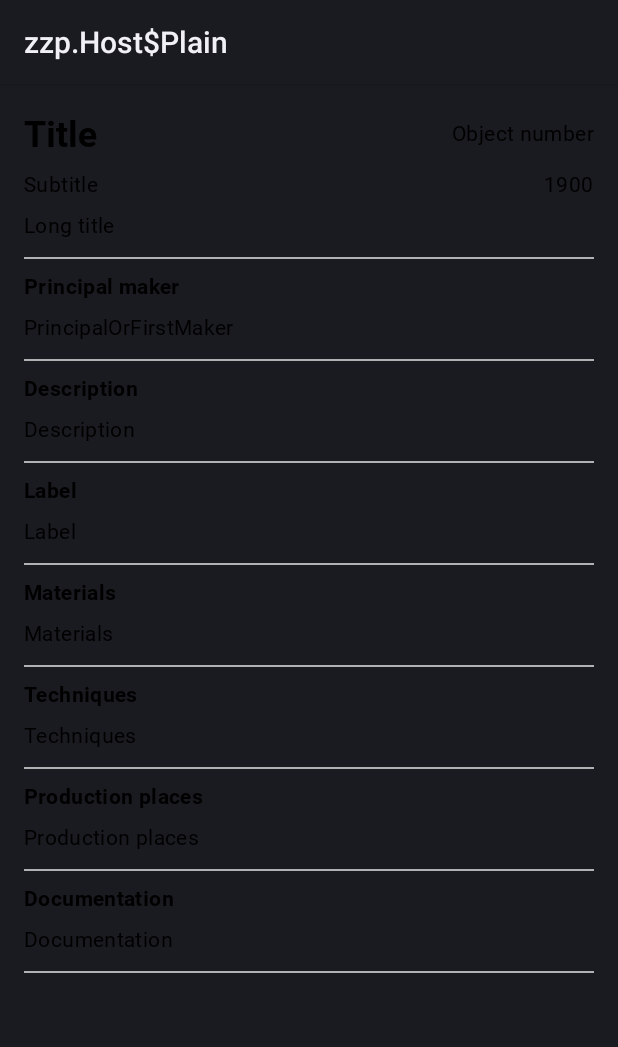
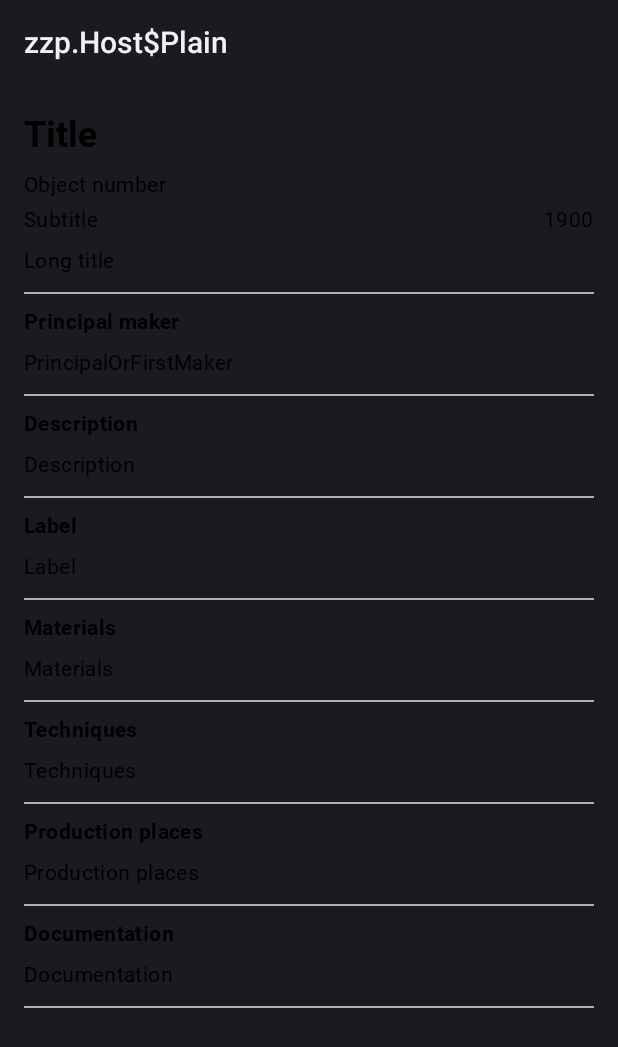
Before and after one commit to davidsmt/ah-rijks-museum-test, an Android app: the layout fragment_art_object_details_fragment.xml on its own in the app's theme, with its tools: preview values and no code run, on a phone screen of 412 x 824 dp. Shown: the top 1047 px of the screen. Run offline under Robolectric (Android 15) with nearby library versions, the phone set to English and light mode, and no system bars.

Commit message:
[ADD] Better caching and small UI adjustments

```diff
--- a/view/src/main/java/com/ahrijksmuseum/view/screens/artobjects/adapters/ArtObjectsAdapter.kt
+++ b/view/src/main/java/com/ahrijksmuseum/view/screens/artobjects/adapters/ArtObjectsAdapter.kt
@@ -10,6 +10,10 @@ import com.ahrijksmuseum.view.R
 import com.ahrijksmuseum.view.databinding.LayoutArtObjectItemBinding
 import com.ahrijksmuseum.view.databinding.LayoutArtistHeaderItemBinding
 import com.bumptech.glide.Glide
+import com.bumptech.glide.load.DecodeFormat
+import com.bumptech.glide.load.engine.DiskCacheStrategy
+import com.bumptech.glide.request.RequestOptions
+import com.bumptech.glide.request.target.Target.SIZE_ORIGINAL
 
 
 class ArtObjectsAdapter(
@@ -70,6 +74,13 @@ class ArtObjectsAdapter(
                         Glide
                             .with(binding.root.context)
                             .load(uiModel.imageUrl)
+                            .apply(
+                                RequestOptions()
+                                    .centerCrop()
+                                    .format(DecodeFormat.PREFER_ARGB_8888)
+                                    .override(SIZE_ORIGINAL)
+                            )
+                            .diskCacheStrategy(DiskCacheStrategy.ALL)
                             .into(binding.artObjectHeaderImage)
 
                         artObjectTitle.text = uiModel.title.orEmpty()
--- a/view/src/main/res/layout/fragment_art_object_details_fragment.xml
+++ b/view/src/main/res/layout/fragment_art_object_details_fragment.xml
@@ -52,8 +52,7 @@
                     style="@style/Header.Title"
                     android:layout_width="0dp"
                     android:layout_height="wrap_content"
-                    android:layout_marginEnd="@dimen/space_small"
-                    app:layout_constraintEnd_toStartOf="@+id/art_object_details_object_number"
+                    app:layout_constraintEnd_toEndOf="@+id/guideline_end"
                     app:layout_constraintStart_toStartOf="@+id/guideline_start"
                     app:layout_constraintTop_toTopOf="@+id/guideline_top"
                     app:layout_constraintVertical_chainStyle="packed"
@@ -62,11 +61,12 @@
                 <com.google.android.material.textview.MaterialTextView
                     android:id="@+id/art_object_details_object_number"
                     style="@style/Label.Regular"
-                    android:layout_width="wrap_content"
+                    android:layout_width="0dp"
                     android:layout_height="wrap_content"
-                    app:layout_constraintBottom_toBottomOf="@+id/art_object_details_title"
+                    android:layout_marginTop="@dimen/space_small"
                     app:layout_constraintEnd_toEndOf="@+id/guideline_end"
-                    app:layout_constraintTop_toTopOf="@+id/art_object_details_title"
+                    app:layout_constraintStart_toStartOf="@+id/guideline_start"
+                    app:layout_constraintTop_toBottomOf="@+id/art_object_details_title"
                     app:layout_constraintVertical_chainStyle="packed"
                     tools:text="Object number" />
 
@@ -75,11 +75,11 @@
                     style="@style/Label.Regular"
                     android:layout_width="0dp"
                     android:layout_height="wrap_content"
-                    android:layout_marginTop="@dimen/space_small"
+                    android:layout_marginTop="@dimen/space_extra_small"
                     android:layout_marginEnd="@dimen/space_small"
                     app:layout_constraintEnd_toStartOf="@+id/art_object_details_dating"
                     app:layout_constraintStart_toStartOf="@+id/guideline_start"
-                    app:layout_constraintTop_toBottomOf="@+id/art_object_details_title"
+                    app:layout_constraintTop_toBottomOf="@+id/art_object_details_object_number"
                     app:layout_constraintVertical_chainStyle="packed"
                     tools:text="Subtitle" />
 
@@ -88,9 +88,9 @@
                     style="@style/Label.Regular"
                     android:layout_width="wrap_content"
                     android:layout_height="wrap_content"
-                    android:layout_marginTop="@dimen/space_small"
+                    android:layout_marginTop="@dimen/space_extra_small"
                     app:layout_constraintEnd_toEndOf="@+id/guideline_end"
-                    app:layout_constraintTop_toBottomOf="@+id/art_object_details_title"
+                    app:layout_constraintTop_toBottomOf="@+id/art_object_details_object_number"
                     app:layout_constraintVertical_chainStyle="packed"
                     tools:text="1900" />
 
```
